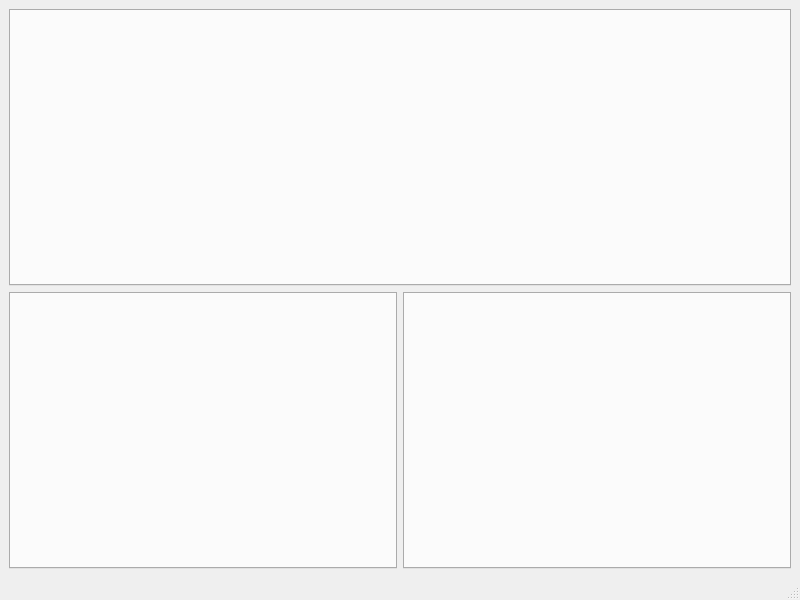
Before: the Qt Designer form GUI/mainwindow.ui in Binyamin-Brion/TextureAtlasCreator, drawn with Qt 5.
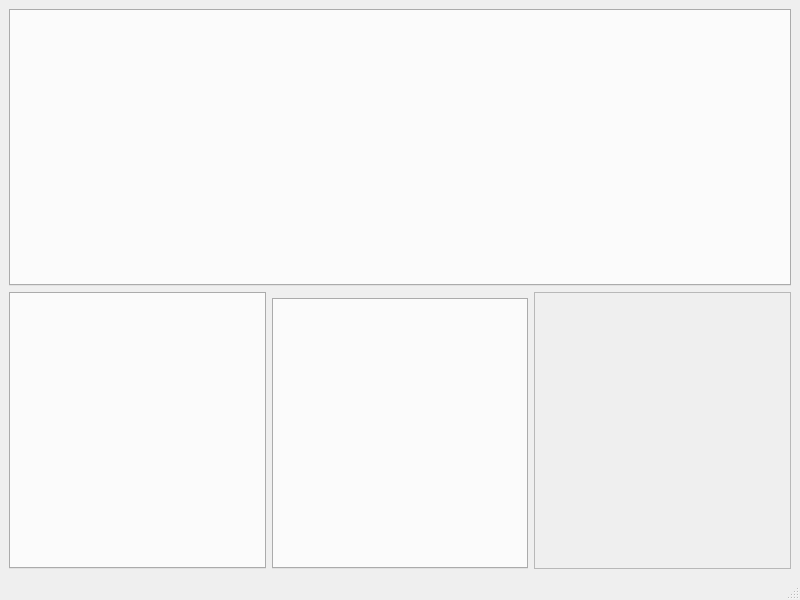
After: the same form once the commit is applied. Custom widgets are drawn as their Qt base class.

The edit to the form file:
```diff
--- a/GUI/mainwindow.ui
+++ b/GUI/mainwindow.ui
@@ -24,7 +24,31 @@
        <widget class="GUI::LoadResults::LoadedTextures" name="loadedTextures"/>
       </item>
       <item>
-       <widget class="GUI::CurrentTexture::CurrentTextureTabWidget" name="currentTexture"/>
+       <layout class="QVBoxLayout" name="verticalLayout_4">
+        <item>
+         <widget class="GUI::BrushSettings::CurrentBrushSettings" name="widget" native="true"/>
+        </item>
+        <item>
+         <widget class="GUI::CurrentTexture::CurrentTextureTabWidget" name="currentTexture"/>
+        </item>
+       </layout>
+      </item>
+      <item>
+       <widget class="QScrollArea" name="scrollArea">
+        <property name="widgetResizable">
+         <bool>true</bool>
+        </property>
+        <widget class="QWidget" name="scrollAreaWidgetContents_3">
+         <property name="geometry">
+          <rect>
+           <x>0</x>
+           <y>0</y>
+           <width>252</width>
+           <height>256</height>
+          </rect>
+         </property>
+        </widget>
+       </widget>
       </item>
      </layout>
     </item>
@@ -61,6 +85,12 @@
    <header>GUI/CurrentTexture/CurrentTextureTabWidget.h</header>
    <container>1</container>
   </customwidget>
+  <customwidget>
+   <class>GUI::BrushSettings::CurrentBrushSettings</class>
+   <extends>QWidget</extends>
+   <header>GUI/BrushSettings/CurrentBrushSettings.h</header>
+   <container>1</container>
+  </customwidget>
  </customwidgets>
  <resources/>
  <connections/>
```
Left out of the diff: 2 changed lines with no effect on the pictures.
